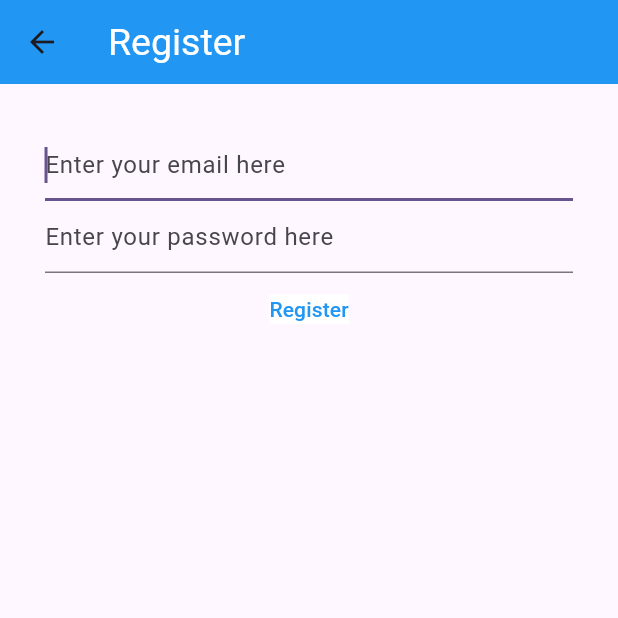
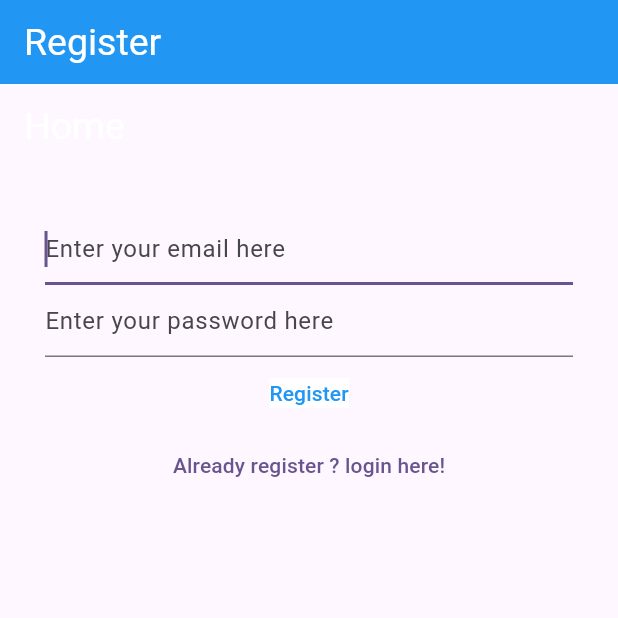
Before and after one commit to mj-suryavarma/flutter-notes, a Flutter app: the RegisterView screen opened directly, on a phone screen of 412 x 824 dp, the top half of it. Run offline on Flutter 3.47's test engine with Material 2 defaults, Android fonts, the phone set to English and light mode, and no system bars; our stand-ins replace firebase_auth, firebase_core; accounts and stored records are empty.

Commit message:
new changes here

```diff
--- a/lib/screen/login.dart
+++ b/lib/screen/login.dart
@@ -42,14 +42,14 @@ class _LoginViewState extends State<LoginView> {
         ),
         backgroundColor: Colors.blue ,
       ),
-        body: FutureBuilder(
+       body:  FutureBuilder(
            future: Firebase.initializeApp(
              options: DefaultFirebaseOptions.currentPlatform,
            ),
            builder: (context, snapshot) {
              switch(snapshot.connectionState) {
                case ConnectionState.done:
-                  return  Container(
+                 return   Container(
                      margin: EdgeInsets.all((30)),
                      child:  Center(
                          child: Column(
@@ -99,21 +99,25 @@ class _LoginViewState extends State<LoginView> {
                                      backgroundColor: Colors.white
                                  ),
                                ),
+                             ),
+                             TextButton(
+                                 onPressed: () {
+                                   Navigator.of(context).pushNamedAndRemoveUntil('/register/', (route) => false);
+                                 },
+                                 child: const Text("Not register yet ? register here!")
                              )
                            ],
                          )
                      )
 
                  );
-
                default: return Text("Loading...");
              }
 
 
            }
 
-        )
-
+       ),
     );
   }
 }
--- a/lib/screen/register.dart
+++ b/lib/screen/register.dart
@@ -47,7 +47,15 @@ class _RegisterViewState extends State<RegisterView>{
             builder: (context, snapshot) {
               switch(snapshot.connectionState) {
                 case ConnectionState.done:
-                  return  Container(
+                  return Scaffold(
+                      appBar: AppBar(
+                        title: const Text('Home'),
+                        titleTextStyle: const TextStyle(
+                          color: Colors.white,
+                          fontSize: 25,
+                        ),
+                      ),
+                    body: Container(
                         margin: EdgeInsets.all((30)),
                         child:  Center(
                             child: Column(
@@ -91,11 +99,19 @@ class _RegisterViewState extends State<RegisterView>{
                                         backgroundColor: Colors.white
                                     ),
                                   ),
+                                ),
+
+                                TextButton(
+                                    onPressed: () {
+                                      Navigator.of(context).pushNamedAndRemoveUntil('/login/', (route) => false);
+                                    },
+                                    child: const Text("Already register ? login here!")
                                 )
                               ],
                             )
                         )
 
+                    ),
                   );
 
                 default: return Text("Loading...");
```
Also changed, not shown: lib/main.dart (+18 -17 lines), lib/screen/verify.dart (added, +26 -0 lines). Lines whose indentation alone changed are shown as unchanged.
